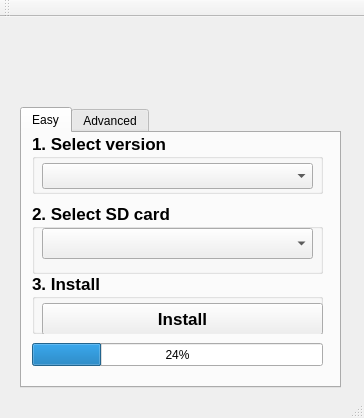
Above: mainwindow.ui from xbianonpi/xbian-installer-universal before the change. Below: the same form after it.
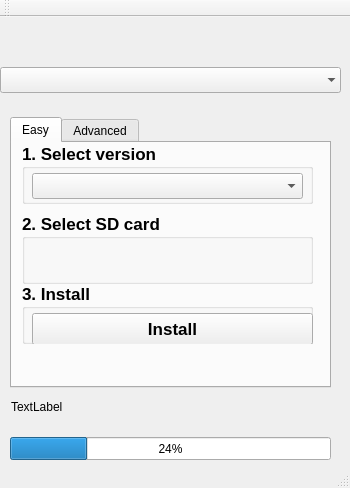
That is the form after the change.

What changed in the file:
```diff
--- a/mainwindow.ui
+++ b/mainwindow.ui
@@ -9,8 +9,8 @@
    <rect>
     <x>0</x>
     <y>0</y>
-    <width>364</width>
-    <height>418</height>
+    <width>350</width>
+    <height>488</height>
    </rect>
   </property>
   <property name="contextMenuPolicy">
@@ -35,10 +35,10 @@
    <widget class="QTabWidget" name="tabWidget">
     <property name="geometry">
      <rect>
-      <x>20</x>
-      <y>90</y>
+      <x>10</x>
+      <y>100</y>
       <width>321</width>
-      <height>281</height>
+      <height>271</height>
      </rect>
     </property>
     <property name="currentIndex">
@@ -99,22 +99,6 @@
       <property name="title">
        <string>2. Select SD card</string>
       </property>
-      <widget class="QComboBox" name="cbSDCards">
-       <property name="geometry">
-        <rect>
-         <x>10</x>
-         <y>25</y>
-         <width>271</width>
-         <height>31</height>
-        </rect>
-       </property>
-       <property name="layoutDirection">
-        <enum>Qt::LeftToRight</enum>
-       </property>
-       <property name="currentText">
-        <string/>
-       </property>
-      </widget>
      </widget>
      <widget class="QGroupBox" name="groupBox_3">
       <property name="geometry">
@@ -150,19 +134,6 @@
        </property>
       </widget>
      </widget>
-     <widget class="QProgressBar" name="progressBar">
-      <property name="geometry">
-       <rect>
-        <x>10</x>
-        <y>210</y>
-        <width>291</width>
-        <height>23</height>
-       </rect>
-      </property>
-      <property name="value">
-       <number>24</number>
-      </property>
-     </widget>
     </widget>
     <widget class="QWidget" name="widget">
      <attribute name="title">
@@ -170,6 +141,57 @@
      </attribute>
     </widget>
    </widget>
+   <widget class="QProgressBar" name="progressBar">
+    <property name="geometry">
+     <rect>
+      <x>10</x>
+      <y>420</y>
+      <width>321</width>
+      <height>23</height>
+     </rect>
+    </property>
+    <property name="value">
+     <number>24</number>
+    </property>
+   </widget>
+   <widget class="QLabel" name="label_2">
+    <property name="geometry">
+     <rect>
+      <x>11</x>
+      <y>380</y>
+      <width>321</width>
+      <height>20</height>
+     </rect>
+    </property>
+    <property name="text">
+     <string>TextLabel</string>
+    </property>
+   </widget>
+   <widget class="QComboBox" name="cbSDCards">
+    <property name="geometry">
+     <rect>
+      <x>0</x>
+      <y>50</y>
+      <width>341</width>
+      <height>26</height>
+     </rect>
+    </property>
+    <property name="layoutDirection">
+     <enum>Qt::LeftToRight</enum>
+    </property>
+    <property name="autoFillBackground">
+     <bool>true</bool>
+    </property>
+    <property name="currentText">
+     <string/>
+    </property>
+    <property name="sizeAdjustPolicy">
+     <enum>QComboBox::AdjustToMinimumContentsLengthWithIcon</enum>
+    </property>
+    <property name="frame">
+     <bool>false</bool>
+    </property>
+   </widget>
   </widget>
   <widget class="QMenuBar" name="menuBar">
    <property name="geometry">
```
Left out of the diff: 15 changed lines with no effect on the pictures.
